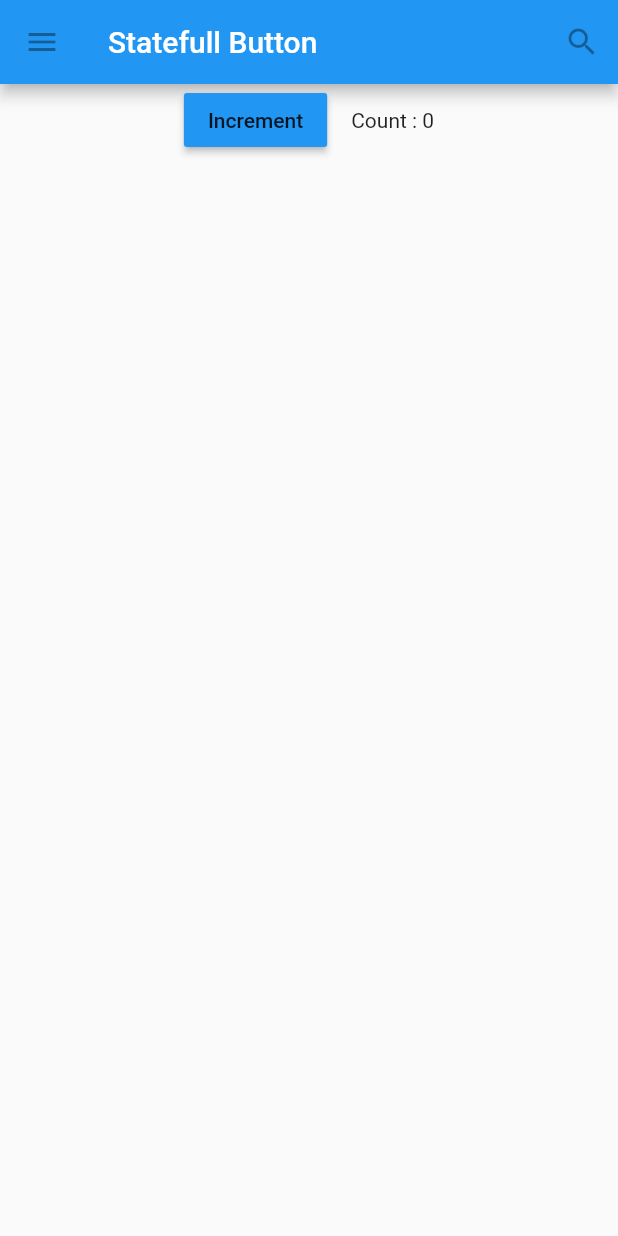
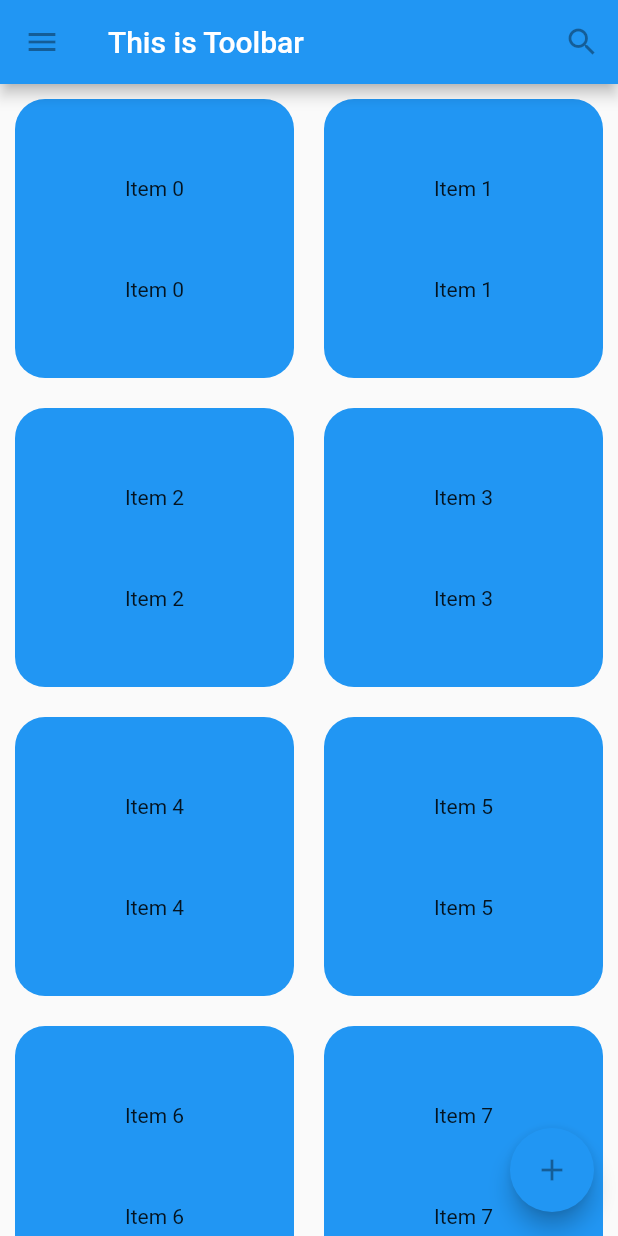
Before and after one commit to ewuharun/Flutter-Tutorial, a Flutter app: the screen it shows after launch, on a phone screen of 412 x 824 dp. Run offline on Flutter 3.47's test engine with Material 2 defaults, Android fonts, the phone set to English and light mode, and no system bars.

Commit message:
GridView Sample Tutorial 5

```diff
--- a/lib/main.dart
+++ b/lib/main.dart
@@ -1,78 +1,84 @@
 import 'package:flutter/material.dart';
+import 'package:flutter/rendering.dart';
 
 void main(){
-  runApp(MaterialApp(
-    title: 'Button Clicked Event',
-    home: ElevatedButtonClick(),
-  ));
+  runApp(
+    MaterialApp(
+      debugShowCheckedModeBanner: false,
+      title: 'Creating A GridList',
+      home: MyApp(),
+    )
+  );
 }
 
-class ElevatedButtonClick extends StatelessWidget{
+class MyApp extends StatelessWidget{
   @override
   Widget build(BuildContext context) {
-    return Material(
-      child: Container(
-        child: Column(
-          children: <Widget>[
-            AppBar(
+    // TODO: implement build
+    return Scaffold(
+      appBar: AppBar(
         leading: IconButton(
+          tooltip: 'AppBar Icon',
+          onPressed: null,
           icon: Icon(Icons.menu),
-                tooltip: 'Navigation Icon',
-                onPressed: null,
         ),
-              title: Text('Statefull Button'),
+        title: Text(
+          'This is Toolbar'
+        ),
         actions: <Widget>[
           IconButton(
+            tooltip: 'Action Search',
+            onPressed: null,
             icon: Icon(Icons.search),
-                  tooltip: 'Search Button',
-                  onPressed: null,
-
           )
         ],
       ),
-            MyButton(),
-
-          ],
+      body: GridWidget(),
+      floatingActionButton: FloatingActionButton(
+        child: IconButton(
+          tooltip: 'Floating Action Button',
+          onPressed: null,
+          icon: Icon(Icons.add),
         ),
       ),
     );
   }
-
 }
 
-
-class MyButton extends StatefulWidget{
-  @override
-  State<StatefulWidget> createState() {
-    // TODO: implement createState
-    return _CounterState();
-  }
-}
-
-
-
-class _CounterState extends State<MyButton>{
-  int _counter=0;
-  void _increment(){
-    setState(() {
-      _counter++;
-    });
-  }
+class GridWidget extends StatelessWidget{
   @override
   Widget build(BuildContext context) {
-    // TODO: implement build
-    return Row(
-      mainAxisAlignment: MainAxisAlignment.center,
+    return GestureDetector(
+      onTap: (){
+        print('Clicked Grid Item');
+      },
+      child:GridView.count(
+        //This line is for scrolling the horizontal
+        //scrollDirection: Axis.horizontal,
+        //Column count
+        crossAxisCount: 2,
+        children: List.generate(100,(index){
+          return Container(
+            margin: EdgeInsets.all(10),
+
+            decoration: BoxDecoration(
+              color: Colors.blue,
+              borderRadius: BorderRadius.circular(20),
+            ),
+            child : Column(
+              mainAxisAlignment: MainAxisAlignment.spaceEvenly,
               children: <Widget>[
-        MaterialButton(
-            onPressed:_increment,
-            child: Text('Increment'),
-            color: Colors.blue,
+                Text(
+                  'Item $index'
                 ),
-        SizedBox(width: 16),
-        Text('Count : $_counter'),
-
+                Text(
+                  'Item $index'
+                )
               ],
+            ),
+          );
+        }),
+      ),
     );
   }
 }
```
Lines whose indentation alone changed are shown as unchanged.
